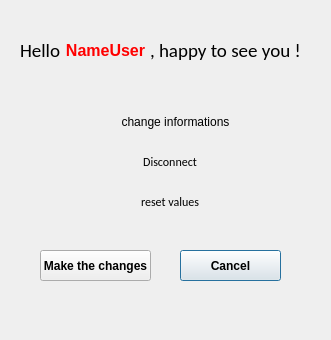
Before: the Qt Designer form logiComptaProject/profildialog.ui in ffillouxdev/LogiCompta, drawn with Qt 5.
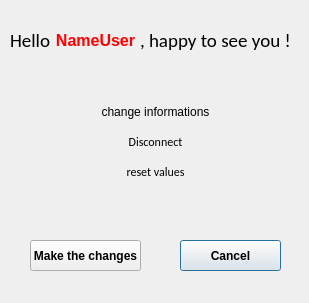
After: the same form once the commit is applied.

Diff of the .ui file:
```diff
--- a/logiComptaProject/profildialog.ui
+++ b/logiComptaProject/profildialog.ui
@@ -6,8 +6,8 @@
    <rect>
     <x>0</x>
     <y>0</y>
-    <width>331</width>
-    <height>340</height>
+    <width>309</width>
+    <height>303</height>
    </rect>
   </property>
   <property name="windowTitle">
@@ -17,7 +17,7 @@
    <property name="geometry">
     <rect>
      <x>180</x>
-     <y>250</y>
+     <y>240</y>
      <width>101</width>
      <height>31</height>
     </rect>
@@ -34,8 +34,8 @@
   <widget class="QPushButton" name="makeChangeButton">
    <property name="geometry">
     <rect>
-     <x>40</x>
-     <y>250</y>
+     <x>30</x>
+     <y>240</y>
      <width>111</width>
      <height>31</height>
     </rect>
@@ -52,9 +52,9 @@
   <widget class="QPushButton" name="discoButton">
    <property name="geometry">
     <rect>
-     <x>130</x>
-     <y>150</y>
-     <width>80</width>
+     <x>90</x>
+     <y>130</y>
+     <width>131</width>
      <height>24</height>
     </rect>
    </property>
@@ -78,9 +78,9 @@
   <widget class="QPushButton" name="resetButton">
    <property name="geometry">
     <rect>
-     <x>130</x>
-     <y>190</y>
-     <width>80</width>
+     <x>90</x>
+     <y>160</y>
+     <width>131</width>
      <height>24</height>
     </rect>
    </property>
@@ -104,8 +104,8 @@
   <widget class="QLabel" name="happylabel">
    <property name="geometry">
     <rect>
-     <x>20</x>
-     <y>40</y>
+     <x>10</x>
+     <y>30</y>
      <width>41</width>
      <height>21</height>
     </rect>
@@ -124,8 +124,8 @@
   <widget class="QLabel" name="hellolabel">
    <property name="geometry">
     <rect>
-     <x>150</x>
-     <y>40</y>
+     <x>140</x>
+     <y>30</y>
      <width>161</width>
      <height>20</height>
     </rect>
@@ -144,8 +144,8 @@
   <widget class="QPushButton" name="changeInfoButton">
    <property name="geometry">
     <rect>
-     <x>110</x>
-     <y>110</y>
+     <x>90</x>
+     <y>100</y>
      <width>131</width>
      <height>24</height>
     </rect>
@@ -165,8 +165,8 @@
   <widget class="QLabel" name="nameLabel">
    <property name="geometry">
     <rect>
-     <x>60</x>
-     <y>40</y>
+     <x>50</x>
+     <y>30</y>
      <width>91</width>
      <height>21</height>
     </rect>
```
